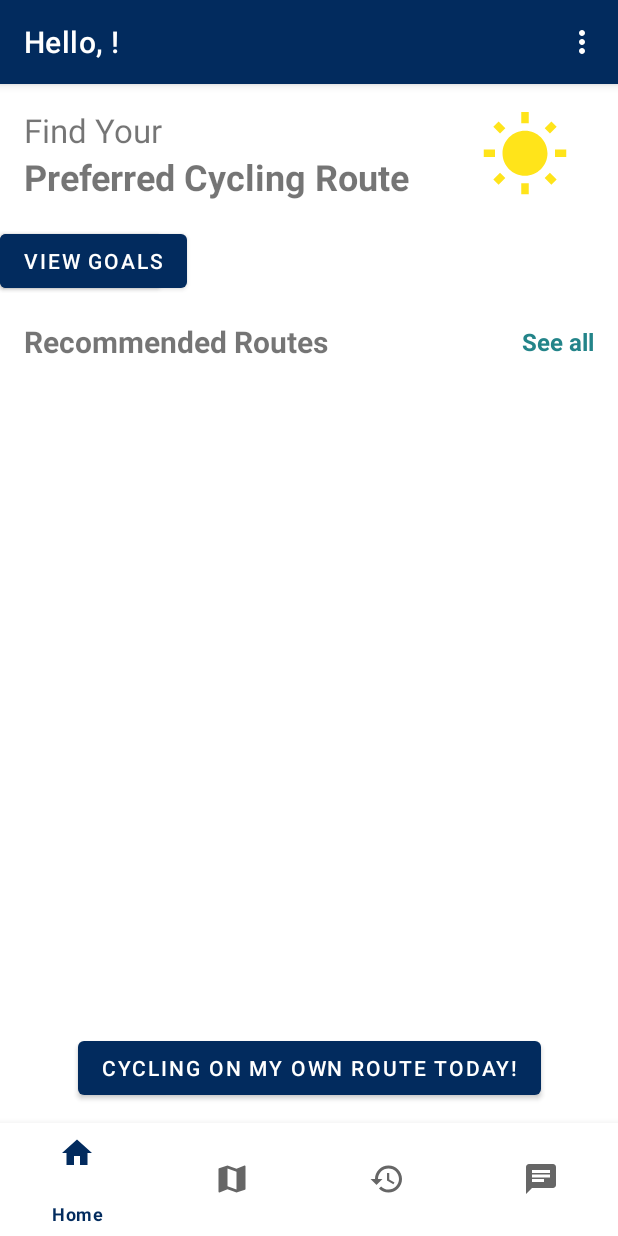
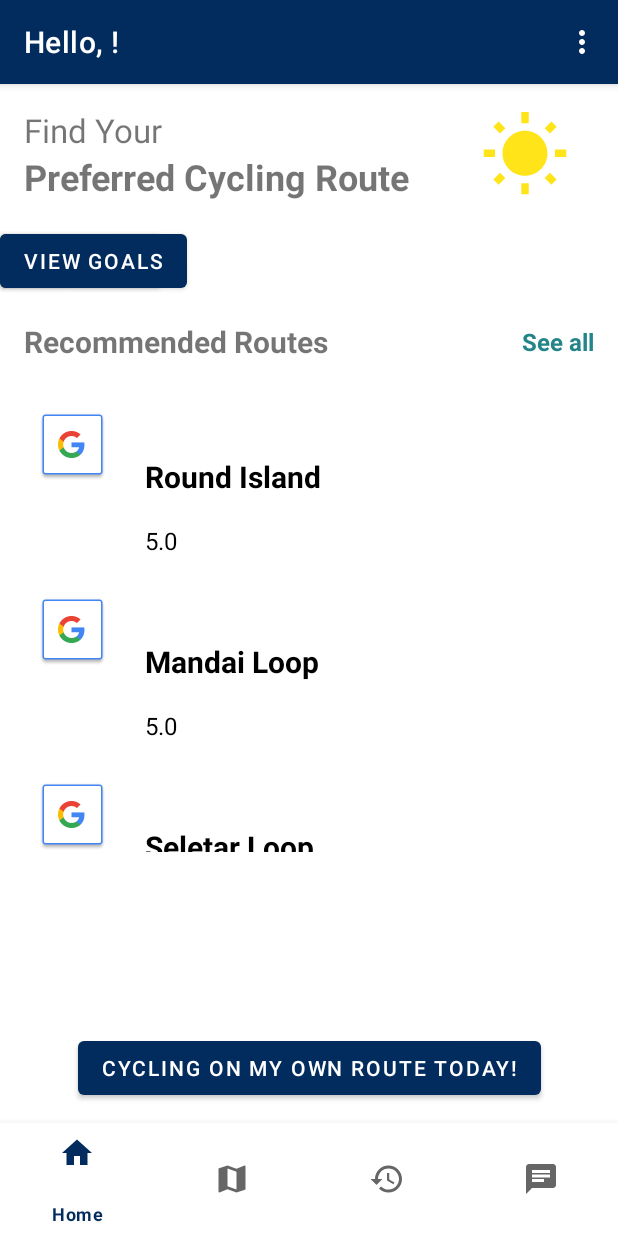
Before and after one commit to LGWayneq/Biker-X, an Android app: the screen it shows after launch once a user with an empty profile is signed in (MainActivity), on a phone screen of 412 x 824 dp. Run offline under Robolectric (Android 15) with nearby library versions, the phone set to English and light mode, and no system bars; our stand-ins replace Firebase (no records; nobody signed in at launch, a user with empty details on screens opened directly), navigation-ui; libraries missing offline, so code that uses them is left out: com.google.maps.android; plain views replace PercentRelativeLayout.

Commit message:
HomeFragment
Added recyclerview and adapter

```diff
--- a/app/src/main/java/com/example/bikerx/ui/home/HomeFragment.java
+++ b/app/src/main/java/com/example/bikerx/ui/home/HomeFragment.java
@@ -15,25 +15,43 @@ import androidx.lifecycle.Observer;
 import androidx.lifecycle.ViewModelProvider;
 import androidx.navigation.NavDirections;
 import androidx.navigation.Navigation;
+import androidx.recyclerview.widget.LinearLayoutManager;
+import androidx.recyclerview.widget.RecyclerView;
 
 import com.example.bikerx.LoginActivity;
 import com.example.bikerx.MainActivity;
 import com.example.bikerx.R;
 import com.example.bikerx.databinding.FragmentHomeBinding;
+import com.example.bikerx.ui.session.ModelClass;
 import com.google.firebase.auth.FirebaseAuth;
 import com.google.firebase.auth.FirebaseUser;
+
+import java.util.ArrayList;
+import java.util.List;
 
 public class HomeFragment extends Fragment {
     private String TAG = "HOME_FRAGMENT";
     private HomeViewModel homeViewModel;
     private FragmentHomeBinding mBinding;
+    private List<ModelClass> routeList;
+
+
 
     public View onCreateView(@NonNull LayoutInflater inflater,
                              ViewGroup container, Bundle savedInstanceState) {
+
         homeViewModel =
                 new ViewModelProvider(this).get(HomeViewModel.class);
 
         mBinding = FragmentHomeBinding.inflate(inflater, container, false);
+        RecyclerView.LayoutManager layoutManager = new LinearLayoutManager(mBinding.getRoot().getContext());
+        mBinding.HomeRecyclerView.setLayoutManager(layoutManager);
+        routeList = new ArrayList<>();
+        routeList.add(new ModelClass(R.drawable.common_google_signin_btn_icon_dark, "Round Island", "5.0"));
+        routeList.add(new ModelClass(R.drawable.common_google_signin_btn_icon_dark, "Mandai Loop", "5.0"));
+        routeList.add(new ModelClass(R.drawable.common_google_signin_btn_icon_dark, "Seletar Loop", "3.0"));
+        routeList.add(new ModelClass(R.drawable.common_google_signin_btn_icon_dark, "Sentosa Bike Trail", "4.0"));
+        mBinding.HomeRecyclerView.setAdapter(new HomeRecommendationsAdapter(routeList));
         View root = mBinding.getRoot();
 
         return root;
@@ -82,4 +100,5 @@ public class HomeFragment extends Fragment {
             }
         });
     }
+
 }
--- /dev/null
+++ b/app/src/main/java/com/example/bikerx/ui/home/HomeRecommendationsAdapter.java
@@ -0,0 +1,62 @@
+package com.example.bikerx.ui.home;
+
+import android.view.LayoutInflater;
+import android.view.View;
+import android.view.ViewGroup;
+import android.widget.ImageView;
+import android.widget.TextView;
+
+import androidx.annotation.NonNull;
+import androidx.recyclerview.widget.RecyclerView;
+
+import com.example.bikerx.R;
+import com.example.bikerx.databinding.RecommendationsFragmentBinding;
+import com.example.bikerx.databinding.RecommendationsRowBinding;
+import com.example.bikerx.ui.session.ModelClass;
+
+import java.util.List;
+
+public class HomeRecommendationsAdapter extends RecyclerView.Adapter<HomeRecommendationsAdapter.MyViewHolder>{
+
+    private List<ModelClass> routeList;
+
+    public class MyViewHolder extends RecyclerView.ViewHolder{
+        RecommendationsRowBinding binding;
+
+        public MyViewHolder(RecommendationsRowBinding b){
+            super(b.getRoot());
+            binding = b;
+        }
+
+    }
+
+    public HomeRecommendationsAdapter(List<ModelClass> routeList) {
+        this.routeList = routeList;
+    }
+
+    @NonNull
+    @Override
+    //inflating the view
+    public MyViewHolder onCreateViewHolder(@NonNull ViewGroup parent, int viewType) {
+        return new MyViewHolder(RecommendationsRowBinding.inflate(LayoutInflater.from(parent.getContext())));
+    }
+
+    @Override
+    public void onBindViewHolder(@NonNull MyViewHolder holder, int position) {
+        int resource = routeList.get(position).getImageView();
+        String name = routeList.get(position).getRouteName();
+        String routeRate = routeList.get(position).getRouteRating();
+
+        holder.binding.routeImg.setImageResource(resource);
+        holder.binding.routeName.setText(name);
+        holder.binding.routeRating.setText(routeRate);
+
+    }
+
+    @Override
+    public int getItemCount() {
+        return 3;
+    }
+
+
+}
--- a/app/src/main/res/layout/fragment_home.xml
+++ b/app/src/main/res/layout/fragment_home.xml
@@ -110,6 +110,15 @@
 
     </androidx.constraintlayout.widget.ConstraintLayout>
 
+
+    <androidx.recyclerview.widget.RecyclerView
+        android:id="@+id/HomeRecyclerView"
+        android:layout_width="match_parent"
+        android:layout_height="320dp"
+        android:layout_marginTop="192dp"
+        app:layout_constraintTop_toTopOf="parent"
+        tools:layout_editor_absoluteX="8dp" />
+
     <Button
         android:id="@+id/own_route_button"
         android:layout_width="wrap_content"
--- a/app/src/main/res/layout/recommendations_fragment.xml
+++ b/app/src/main/res/layout/recommendations_fragment.xml
@@ -36,21 +36,19 @@
     <androidx.recyclerview.widget.RecyclerView
         android:id="@+id/recommendationsRecyclerView"
         android:layout_width="match_parent"
-        android:layout_height="wrap_content"
-        android:layout_marginTop="40dp"
-        app:layout_constraintBottom_toBottomOf="parent"
-        app:layout_constraintTop_toBottomOf="@+id/search_view"
-        app:layout_constraintVertical_bias="0.0"
+        android:layout_height="412dp"
+        android:layout_marginTop="108dp"
+        app:layout_constraintTop_toTopOf="parent"
         tools:layout_editor_absoluteX="0dp" />
 
     <Button
         android:id="@+id/ownRouteButton2"
         android:layout_width="wrap_content"
         android:layout_height="wrap_content"
-        android:text="Cycling on my own route today"
+        android:layout_marginBottom="88dp"
+        android:text="@string/own_route_button"
+        app:layout_constraintBottom_toBottomOf="parent"
         app:layout_constraintEnd_toEndOf="parent"
-        app:layout_constraintHorizontal_bias="0.495"
-        app:layout_constraintStart_toStartOf="parent"
-        app:layout_constraintTop_toBottomOf="@+id/recommendationsRecyclerView" />
+        app:layout_constraintStart_toStartOf="parent" />
 
 </androidx.constraintlayout.widget.ConstraintLayout>
```
